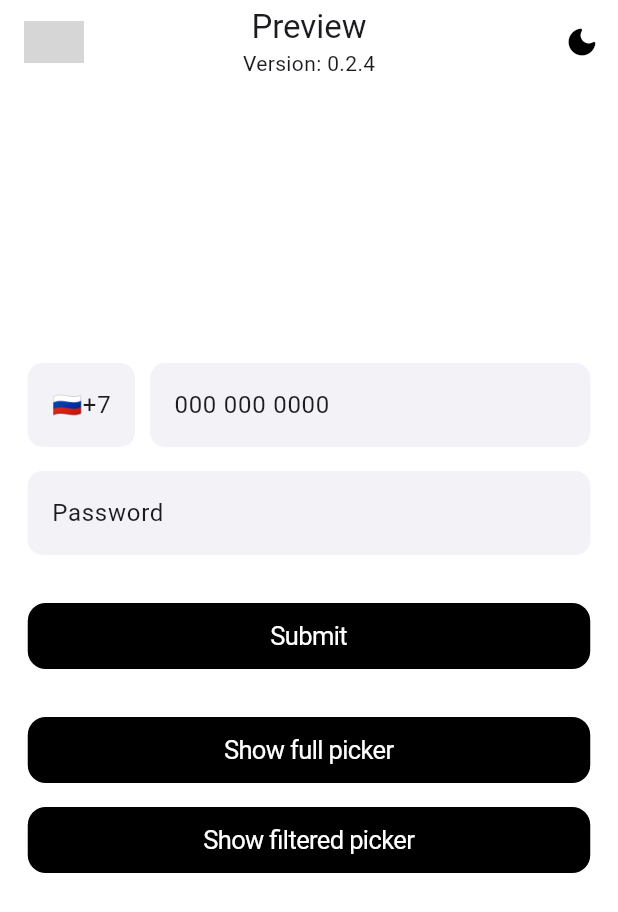
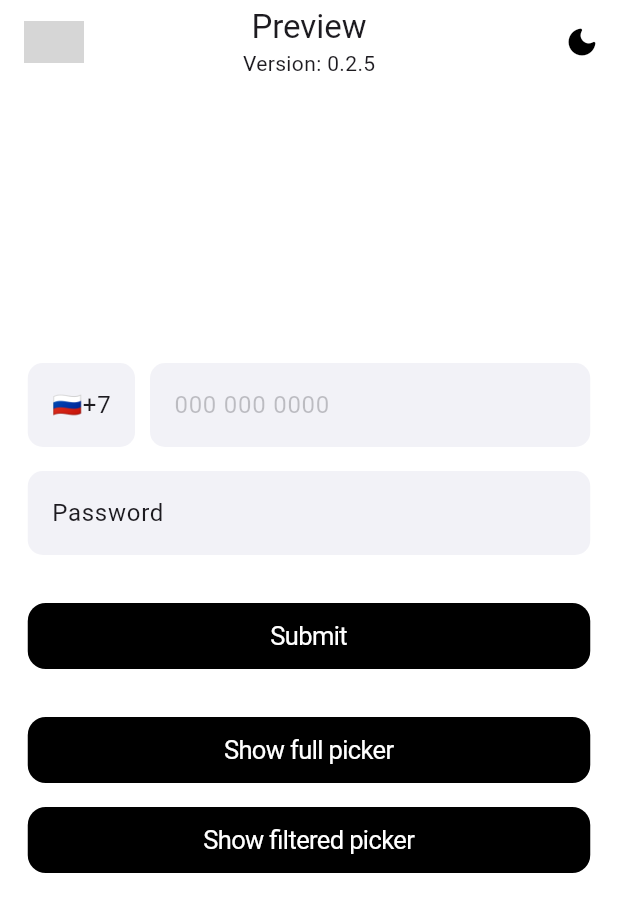
Before and after one commit to ziqq/flutter_simple_country_picker, a Flutter app: the screen it shows after launch, on a phone screen of 412 x 824 dp. Shown: the top 912 px of the screen. Run offline on Flutter 3.47's test engine with Material 3 defaults, Android fonts, the light colour scheme and no system bars; missing offline and left inert: pull_down_button; grey boxes are pictures that could not be loaded.

Commit message:
chore(35.0.0): update CountryPickerInput placeholer text style

```diff
--- a/lib/src/theme/country_picker_theme.dart
+++ b/lib/src/theme/country_picker_theme.dart
@@ -160,8 +160,6 @@ class CountryPickerTheme extends ThemeExtension<CountryPickerTheme>
   final Color? secondaryBackgroundColor;
 
   /// The style to use for country name text.
-  ///
-  /// If null, the style will be set to [TextStyle(fontSize: 16)]
   final TextStyle? textStyle;
 
   /// The style to use for search box text.
--- a/lib/src/widget/country_phone_input.dart
+++ b/lib/src/widget/country_phone_input.dart
@@ -297,7 +297,12 @@ class _CountryPhoneInputState extends State<CountryPhoneInput> {
                       hintText: widget.placeholder ??
                           selected?.mask ??
                           localization.phonePlaceholder,
-                      hintStyle: textStyle,
+                      hintStyle: textStyle?.copyWith(
+                        color: CupertinoDynamicColor.resolve(
+                          CupertinoColors.placeholderText,
+                          context,
+                        ),
+                      ),
                       contentPadding: EdgeInsets.only(
                         right: pickerTheme.padding,
                         left: pickerTheme.padding,
--- a/pubspec.yaml
+++ b/pubspec.yaml
@@ -3,7 +3,7 @@ name: flutter_simple_country_picker
 description: >
   The Flutter package that provides an easy-to-use country selection widget. It allows users to select a country from a comprehensive list of countries, making it simple to integrate country picking functionality into your Flutter applications. The package supports Android, iOS, and web platforms, and offers customization options for fonts and styles. Made with ❤️ by ziqq.
 
-version: 0.2.4
+version: 0.2.5
 
 homepage: https://github.com/ziqq/flutter_simple_country_picker
 
```
Also changed, not shown: example/lib/src/common/constant/pubspec.yaml.g.dart, 1 other file.
